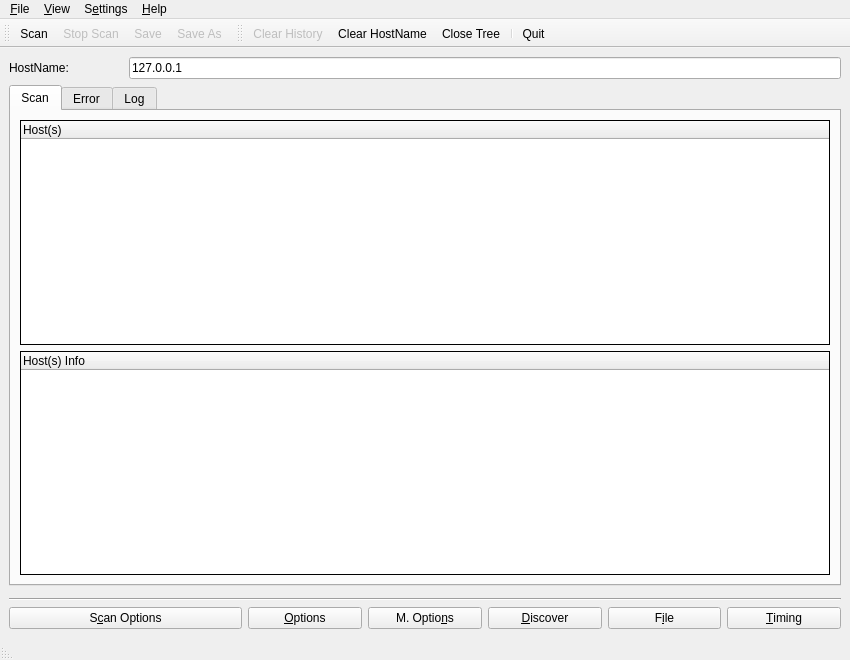
Before: the Qt Designer form src/mainwin.ui in nmapsi4/nmapsi4, drawn with Qt 5.
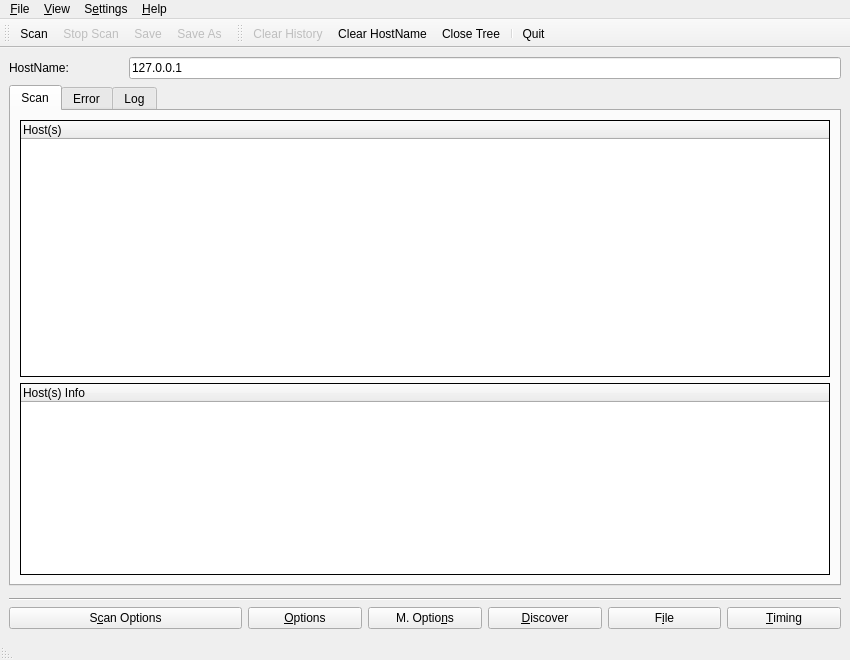
After: the same form once the commit is applied. Icons and pictures are not drawn.

Diff of the .ui file:
```diff
--- a/src/mainwin.ui
+++ b/src/mainwin.ui
@@ -109,8 +109,8 @@
         <rect>
          <x>0</x>
          <y>0</y>
-         <width>830</width>
-         <height>423</height>
+         <width>834</width>
+         <height>429</height>
         </rect>
        </property>
        <attribute name="title" >
@@ -208,9 +208,9 @@
         <item>
          <widget class="QTreeWidget" name="treeWinfo" >
           <property name="sizePolicy" >
-           <sizepolicy vsizetype="Expanding" hsizetype="Expanding" >
+           <sizepolicy vsizetype="Fixed" hsizetype="Expanding" >
             <horstretch>0</horstretch>
-            <verstretch>0</verstretch>
+            <verstretch>170</verstretch>
            </sizepolicy>
           </property>
           <property name="frameShape" >
```
Left out of the diff: 12 changed lines with no effect on the pictures.
